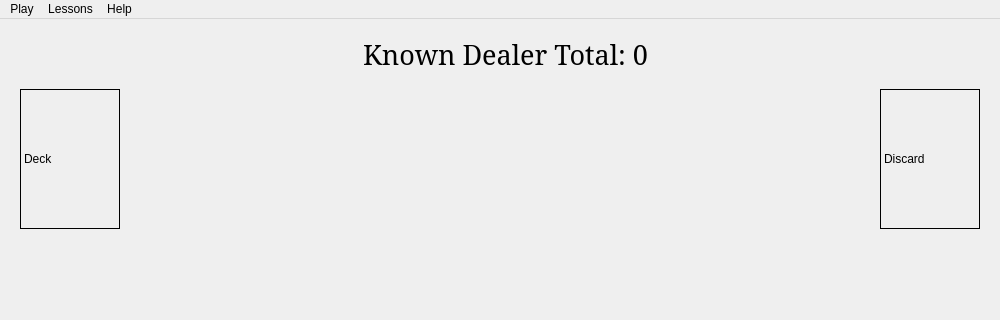
Above: CountingBlackjack/mainwindow.ui from LandenHughes/QTCasinoGame before the change; both pictures show x 0 to 1000 and y 0 to 320 of the 1000 by 750 pixel window. Below: the same form after it.
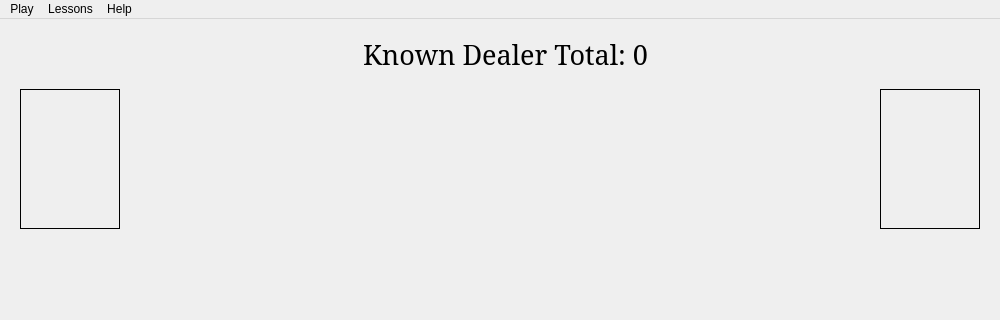
That is the form after the change.

What changed in the file:
```diff
--- a/CountingBlackjack/mainwindow.ui
+++ b/CountingBlackjack/mainwindow.ui
@@ -27,7 +27,7 @@
      <enum>QFrame::Box</enum>
     </property>
     <property name="text">
-     <string>Deck</string>
+     <string/>
     </property>
    </widget>
    <widget class="QLabel" name="discardDeck">
@@ -43,7 +43,7 @@
      <enum>QFrame::Box</enum>
     </property>
     <property name="text">
-     <string>Discard</string>
+     <string/>
     </property>
    </widget>
    <widget class="QLabel" name="labelTotalChipsTitle">
```
